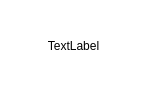
Before: the Qt Designer form dialogprogress.ui in geroysasha/personal_ch_mobile, drawn with Qt 5.
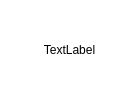
After: the same form once the commit is applied.

```diff
--- a/dialogprogress.ui
+++ b/dialogprogress.ui
@@ -12,8 +12,8 @@
    <rect>
     <x>0</x>
     <y>0</y>
-    <width>147</width>
-    <height>92</height>
+    <width>139</width>
+    <height>100</height>
    </rect>
   </property>
   <property name="sizePolicy">
```
Left out of the diff: 3 changed lines with no effect on the pictures.
